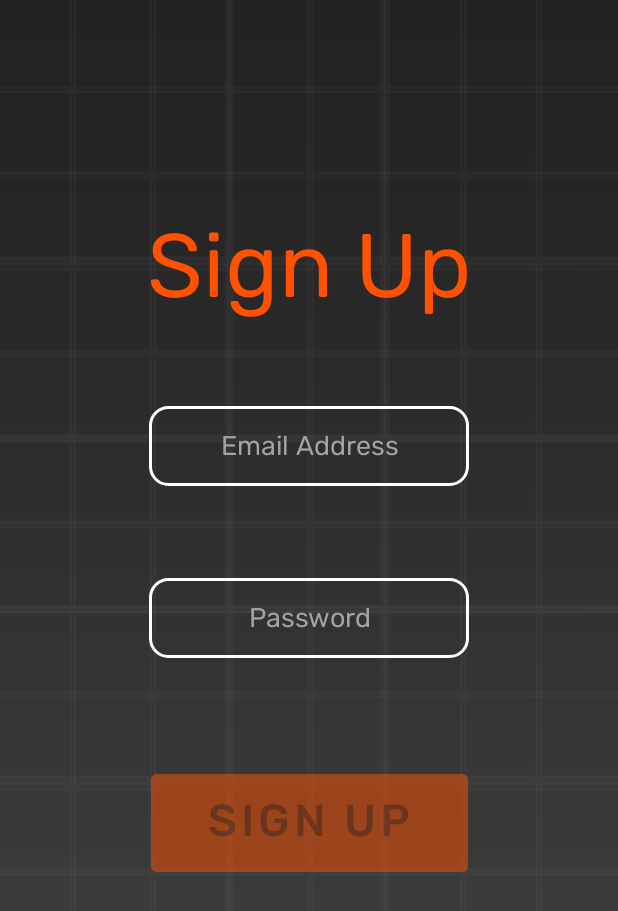
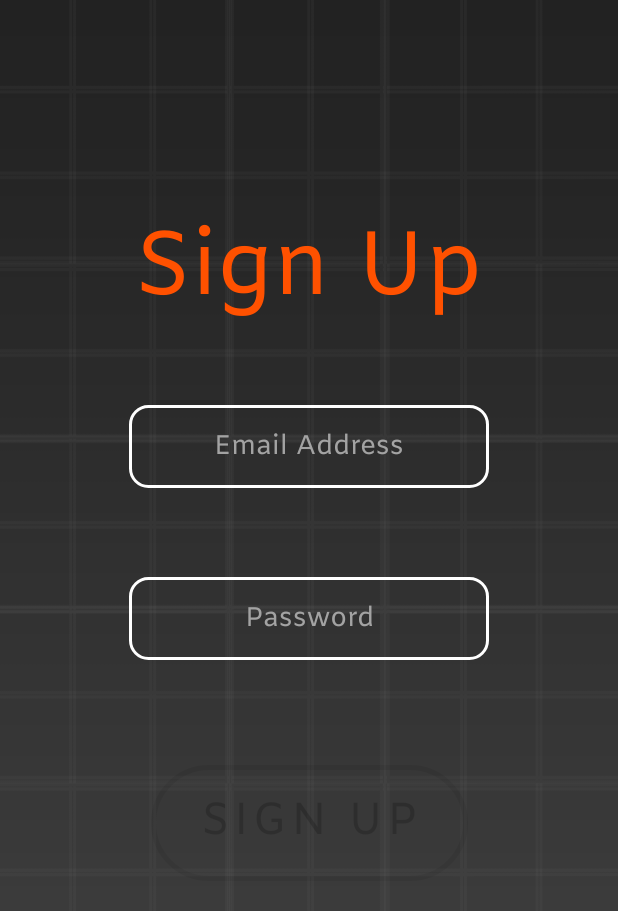
Before and after one commit to TzurS11/MusicMate, an Android app: the signup screen opened directly, with no data from a screen before it, on a phone screen of 412 x 824 dp. Shown: the top 911 px of the screen. Run offline under Robolectric (Android 15) with nearby library versions, the phone set to English and light mode, and no system bars; our stand-ins replace Firebase (no records; nobody signed in at launch, a user with empty details on screens opened directly).

Commit message:
signup confirmation and font change (will probably change as well in the future)

```diff
--- a/app/src/main/java/com/example/musicmate/MainActivity.java
+++ b/app/src/main/java/com/example/musicmate/MainActivity.java
@@ -61,7 +61,6 @@ public class MainActivity extends AppCompatActivity implements View.OnClickListe
         if (v == login) {
             Intent intent = new Intent(MainActivity.this, login.class);
             startActivity(intent);
-            finish();
         }
         if (v == signup) {
             Intent intent = new Intent(MainActivity.this, signup.class);
--- /dev/null
+++ b/app/src/main/res/drawable/button.xml
@@ -0,0 +1,7 @@
+<?xml version="1.0" encoding="UTF-8"?>
+<shape xmlns:android="http://schemas.android.com/apk/res/android">
+    <solid android:color="#00FFFFFF"/>
+    <stroke android:width="3dp" android:color="@color/primary" />
+    <corners android:radius="100dp"/>
+    <padding android:left="0dp" android:top="0dp" android:right="0dp" android:bottom="0dp" />
+</shape>
--- a/app/src/main/res/layout/activity_signup.xml
+++ b/app/src/main/res/layout/activity_signup.xml
@@ -12,8 +12,8 @@
         android:layout_width="211dp"
         android:layout_height="77dp"
         android:layout_marginTop="92dp"
-        android:backgroundTint="@color/primary"
-        android:fontFamily="@font/rubik_medium"
+        android:background="@drawable/button"
+        android:fontFamily="@font/amiko"
         android:text="Sign up"
         android:textSize="30sp"
         app:layout_constraintBottom_toBottomOf="parent"
@@ -26,7 +26,7 @@
         android:id="@+id/SignupTv"
         android:layout_width="wrap_content"
         android:layout_height="wrap_content"
-        android:fontFamily="@font/rubik"
+        android:fontFamily="@font/amiko"
         android:gravity="center"
         android:text="Sign Up"
         android:textColor="@color/primary"
@@ -43,7 +43,7 @@
         android:layout_height="wrap_content"
         android:background="@drawable/edit_text"
         android:ems="10"
-        android:fontFamily="@font/rubik"
+        android:fontFamily="@font/amiko"
         android:gravity="center"
         android:hint="Email Address"
         android:inputType="textEmailAddress"
@@ -62,7 +62,7 @@
         android:layout_height="wrap_content"
         android:background="@drawable/edit_text"
         android:ems="10"
-        android:fontFamily="@font/rubik"
+        android:fontFamily="@font/amiko"
         android:gravity="center"
         android:hint="Password"
         android:inputType="textPassword"
--- a/app/src/main/res/values/themes.xml
+++ b/app/src/main/res/values/themes.xml
@@ -13,4 +13,7 @@
         <item name="android:statusBarColor" tools:targetApi="l">@color/primary</item>
         <!-- Customize your theme here. -->
     </style>
+    <style name="DialogStyle" parent="Theme.AppCompat.Dialog">
+        <item name="android:windowMinWidthMajor">100%</item>
+    </style>
 </resources>
```
Also changed, not shown: app/src/main/java/com/example/musicmate/signup.java (+47 -10 lines), app/src/main/res/layout/activity_login.xml (+6 -6 lines), app/src/main/res/layout/activity_main.xml (+9 -8 lines), app/src/main/res/layout/submitsignup.xml (added, +59 -0 lines), app/src/main/res/font/amiko.ttf (added).
